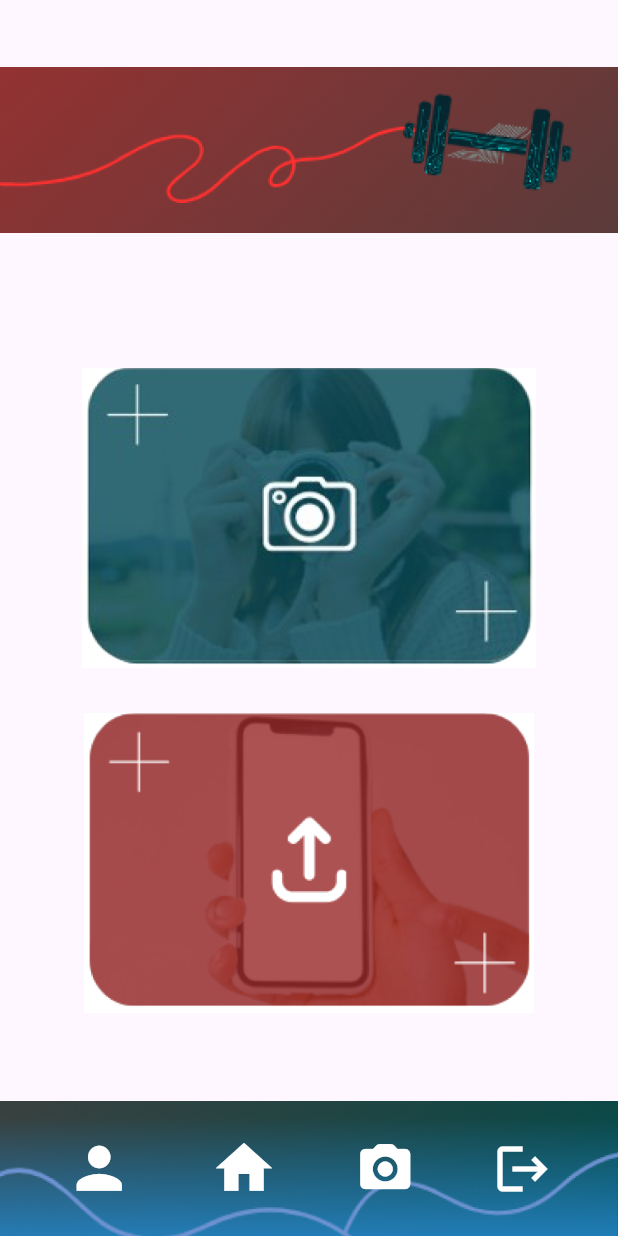
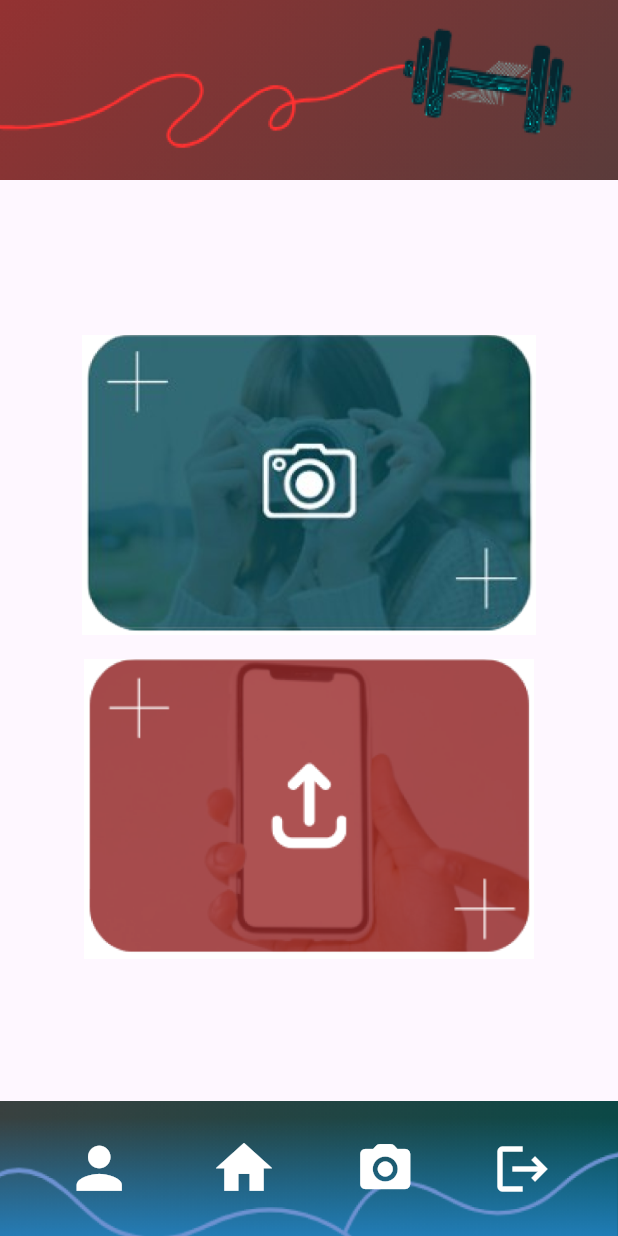
Before and after one commit to Reham-Fagih/My-Trainer, a Flutter app: the UploadScreen screen opened by its route, on a phone screen of 412 x 824 dp. Run offline on Flutter 3.47's test engine with Material 3 defaults, Android fonts, the phone set to English and light mode, and no system bars; our stand-ins replace flutter_dotenv, image_picker, shared_preferences; accounts and stored records are empty.

```diff
--- a/lib/views/upload_screen.dart
+++ b/lib/views/upload_screen.dart
@@ -72,8 +72,18 @@ class _UploadScreenState extends State<UploadScreen> {
         ),
       );
     } catch (e) {
-      ScaffoldMessenger.of(context)
-          .showSnackBar(SnackBar(content: Text("Error: $e")));
+      final text = e.toString().replaceFirst('Exception: ', '');
+      // Log to verify we're catching the error and see the exact message
+      // from the backend (useful during debugging).
+      // ignore: avoid_print
+      print('Upload error: $text');
+
+      final messenger = ScaffoldMessenger.maybeOf(context);
+      if (messenger != null) {
+        messenger
+          ..hideCurrentSnackBar()
+          ..showSnackBar(SnackBar(content: Text(text)));
+      }
     } finally {
       setState(() => _loading = false);
     }
@@ -82,30 +92,40 @@ class _UploadScreenState extends State<UploadScreen> {
   @override
   Widget build(BuildContext context) {
     return Scaffold(
-      body: SingleChildScrollView(
+      body: Column(
+        children: [
+          // Image Header (fixed height)
+          SizedBox(
+            height: 120,
+            width: double.infinity,
+            child: Image.asset(
+              "assets/images/Header.png",
+              fit: BoxFit.fill,
+              alignment: Alignment.topCenter,
+            ),
+          ),
+
+          // Content area: center the two boxes vertically between header and footer
+          Expanded(
+            child: Center(
+              child: SingleChildScrollView(
                 child: Column(
+                  mainAxisSize: MainAxisSize.min,
+                  crossAxisAlignment: CrossAxisAlignment.center,
                   children: [
-            // Image Header
-            Container(
+                    // Take Picture Button
+                    GestureDetector(
+                      onTap: () => pickImage(ImageSource.camera),
+                      child: Center(
+                        child: Container(
+                          margin: const EdgeInsets.only(top: 8.0),
                           height: 200,
                           decoration: const BoxDecoration(
                             image: DecorationImage(
-                  image: AssetImage("assets/images/Header.png"),
+                              image:
+                                  AssetImage("assets/images/TakePicButton.png"),
                               fit: BoxFit.contain,
                             ),
-              ),
-            ),
-
-            // Take Picture Button
-            GestureDetector(
-              onTap: () => pickImage(ImageSource.camera),
-              child: Container(
-                margin: const EdgeInsets.only(top: 45.0),
-                height: 200,
-                decoration: const BoxDecoration(
-                  image: DecorationImage(
-                    image: AssetImage("assets/images/TakePicButton.png"),
-                    fit: BoxFit.contain,
                           ),
                         ),
                       ),
@@ -114,13 +134,16 @@ class _UploadScreenState extends State<UploadScreen> {
                     // Pick from Gallery Button
                     GestureDetector(
                       onTap: () => pickImage(ImageSource.gallery),
+                      child: Center(
                         child: Container(
-                margin: const EdgeInsets.only(top: 30.0),
+                          margin: const EdgeInsets.only(top: 16.0),
                           height: 200,
                           decoration: const BoxDecoration(
                             image: DecorationImage(
-                    image: AssetImage("assets/images/UploudButton.png"),
+                              image:
+                                  AssetImage("assets/images/UploudButton.png"),
                               fit: BoxFit.contain,
+                            ),
                           ),
                         ),
                       ),
@@ -167,7 +190,10 @@ class _UploadScreenState extends State<UploadScreen> {
                   ],
                 ),
               ),
-
+            ),
+          ),
+        ],
+      ),
       // ---------------- Footer ----------------
       bottomNavigationBar: Container(
         height: 90,
```
Also changed, not shown: lib/services/api_service.dart (+73 -26 lines), 4 other files. Lines whose indentation alone changed are shown as unchanged.
